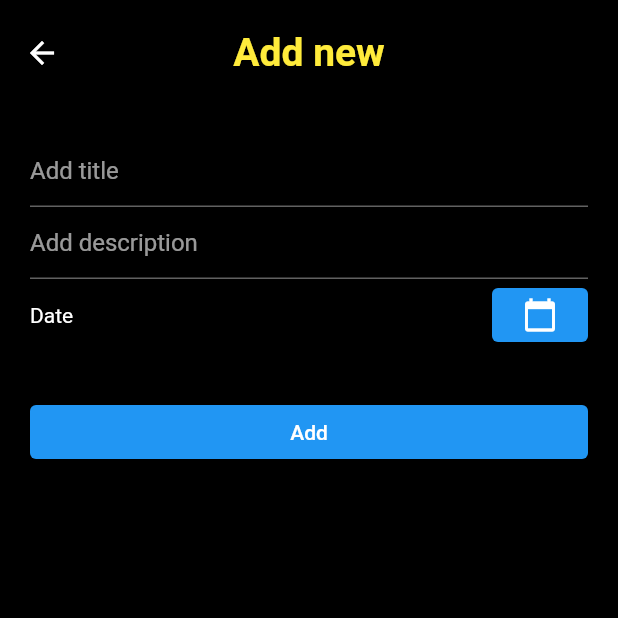
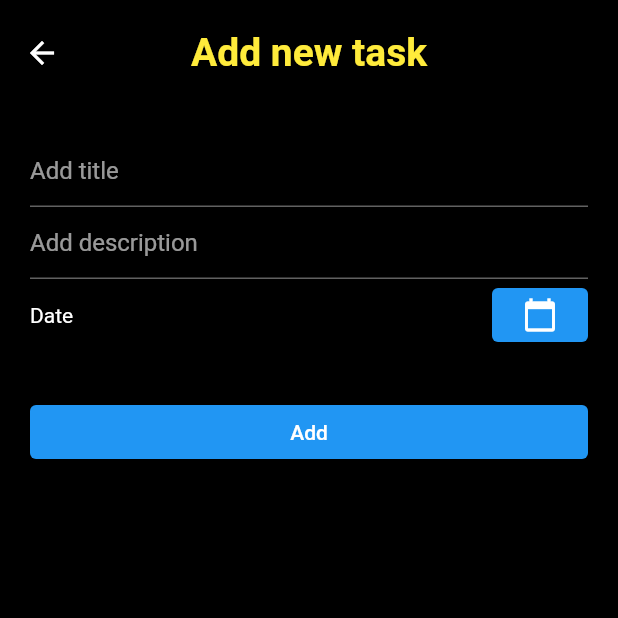
Before and after one commit to Basith-P/ToDo-ATFG, a Flutter app: the AddTodo screen opened directly, on a phone screen of 412 x 824 dp, the top half of it. Run offline on Flutter 3.47's test engine with Material 2 defaults, Android fonts, the phone set to English and light mode, and no system bars; our stand-ins replace hive, hive_flutter; accounts and stored records are empty; generated files the repository leaves out were written again.

Commit message:
adding button

```diff
--- a/lib/adapters/todo_adapter.dart
+++ b/lib/adapters/todo_adapter.dart
@@ -8,6 +8,12 @@ class Todo {
   String title;
   @HiveField(1)
   String description;
+  @HiveField(3)
+  DateTime date;
 
-  Todo({this.title, this.description});
+  Todo({
+    this.title,
+    this.description,
+    this.date,
+  });
 }
--- a/lib/views/add_todo.dart
+++ b/lib/views/add_todo.dart
@@ -28,7 +28,7 @@ class _AddTodoState extends State<AddTodo> {
         backgroundColor: Colors.black,
         centerTitle: true,
         title: Text(
-          "Add new",
+          "Add new task",
           style: TextStyle(
             color: Colors.yellow,
             fontWeight: FontWeight.bold,
@@ -63,7 +63,15 @@ class _AddTodoState extends State<AddTodo> {
                   children: [
                     Text('Date'),
                     ElevatedButton(
-                        onPressed: () {}, child: Icon(Icons.calendar_today)),
+                        onPressed: () {
+                          showDatePicker(
+                            context: context,
+                            initialDate: DateTime.now(),
+                            firstDate: DateTime(2020),
+                            lastDate: DateTime(2030),
+                          );
+                        },
+                        child: Icon(Icons.calendar_today)),
                   ],
                 ),
                 const SizedBox(
```
